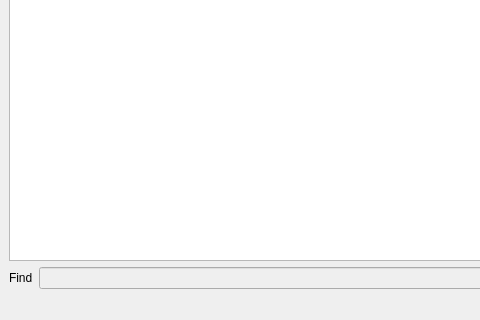
NileET/Qt-CourseProject-Semester-4, file mainwindow.ui: the form before one commit; both pictures show x 0 to 480 and y 292 to 612 of the 958 by 612 pixel window.
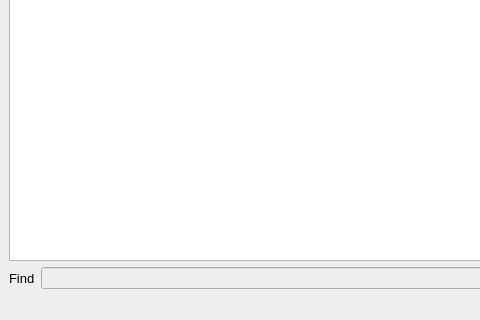
The form after the commit. Icons and pictures are not drawn. Custom widgets are drawn as their Qt base class.

What changed in the file:
```diff
--- a/mainwindow.ui
+++ b/mainwindow.ui
@@ -32,6 +32,11 @@
      <layout class="QHBoxLayout" name="horizontalLayout">
       <item>
        <widget class="QLabel" name="labelFind">
+        <property name="font">
+         <font>
+          <pointsize>10</pointsize>
+         </font>
+        </property>
         <property name="text">
          <string>Find</string>
         </property>
```
Left out of the diff: 2 changed lines with no effect on the pictures.
